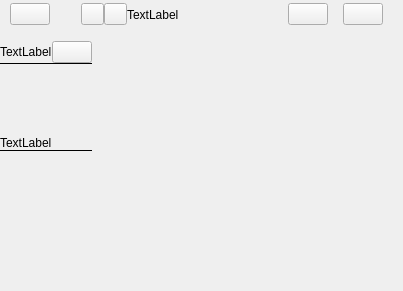
levirumm/MyCalendar, file app/gui/layout/calendar_layout.ui: the form before one commit.
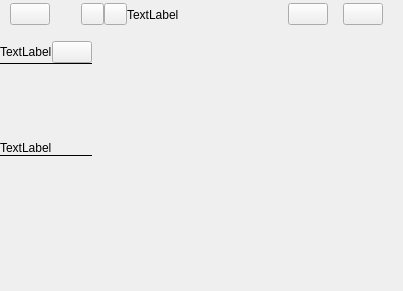
The form after the commit. Icons and pictures are not drawn.

Commit message: Added scroll bar to to-do list

```diff
--- a/app/gui/layout/calendar_layout.ui
+++ b/app/gui/layout/calendar_layout.ui
@@ -632,7 +632,7 @@
            <property name="sizePolicy">
             <sizepolicy hsizetype="Preferred" vsizetype="Preferred">
              <horstretch>0</horstretch>
-             <verstretch>12</verstretch>
+             <verstretch>11</verstretch>
             </sizepolicy>
            </property>
            <property name="frameShape">
@@ -779,7 +779,7 @@
                     <enum>QFrame::NoFrame</enum>
                    </property>
                    <property name="verticalScrollBarPolicy">
-                    <enum>Qt::ScrollBarAlwaysOff</enum>
+                    <enum>Qt::ScrollBarAsNeeded</enum>
                    </property>
                    <property name="widgetResizable">
                     <bool>true</bool>
@@ -790,7 +790,7 @@
                       <x>0</x>
                       <y>0</y>
                       <width>79</width>
-                      <height>119</height>
+                      <height>114</height>
                      </rect>
                     </property>
                     <layout class="QVBoxLayout" name="to_do_list_layout">
```
The commit also changes 6 other files.
